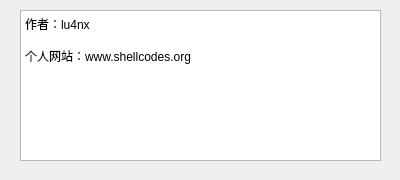
This is ui/about.ui in lu4nx/yugioh_card_query as Qt 5 draws it before an edit. The edited form follows.
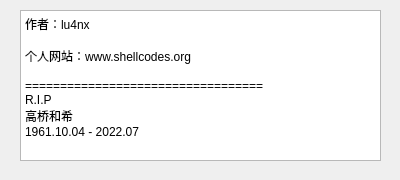
This is the edited form.

Commit message: R.I.P

Diff of the .ui file:
```diff
--- a/ui/about.ui
+++ b/ui/about.ui
@@ -32,7 +32,12 @@
 &lt;/style&gt;&lt;/head&gt;&lt;body style=&quot; font-family:'Sans Serif'; font-size:9pt; font-weight:400; font-style:normal;&quot;&gt;
 &lt;p style=&quot; margin-top:0px; margin-bottom:0px; margin-left:0px; margin-right:0px; -qt-block-indent:0; text-indent:0px;&quot;&gt;&lt;span style=&quot; font-family:'Sans';&quot;&gt;作者：lu4nx&lt;/span&gt;&lt;/p&gt;
 &lt;p style=&quot;-qt-paragraph-type:empty; margin-top:0px; margin-bottom:0px; margin-left:0px; margin-right:0px; -qt-block-indent:0; text-indent:0px; font-family:'Sans';&quot;&gt;&lt;br /&gt;&lt;/p&gt;
-&lt;p style=&quot; margin-top:0px; margin-bottom:0px; margin-left:0px; margin-right:0px; -qt-block-indent:0; text-indent:0px;&quot;&gt;&lt;span style=&quot; font-family:'Sans';&quot;&gt;个人网站：www.shellcodes.org&lt;/span&gt;&lt;/p&gt;&lt;/body&gt;&lt;/html&gt;</string>
+&lt;p style=&quot; margin-top:0px; margin-bottom:0px; margin-left:0px; margin-right:0px; -qt-block-indent:0; text-indent:0px;&quot;&gt;&lt;span style=&quot; font-family:'Sans';&quot;&gt;个人网站：www.shellcodes.org&lt;/span&gt;&lt;/p&gt;
+&lt;p style=&quot;-qt-paragraph-type:empty; margin-top:0px; margin-bottom:0px; margin-left:0px; margin-right:0px; -qt-block-indent:0; text-indent:0px; font-family:'Sans';&quot;&gt;&lt;br /&gt;&lt;/p&gt;
+&lt;p style=&quot; margin-top:0px; margin-bottom:0px; margin-left:0px; margin-right:0px; -qt-block-indent:0; text-indent:0px;&quot;&gt;&lt;span style=&quot; font-family:'Sans';&quot;&gt;==================================&lt;/span&gt;&lt;/p&gt;
+&lt;p style=&quot; margin-top:0px; margin-bottom:0px; margin-left:0px; margin-right:0px; -qt-block-indent:0; text-indent:0px;&quot;&gt;&lt;span style=&quot; font-family:'Sans';&quot;&gt;R.I.P&lt;/span&gt;&lt;/p&gt;
+&lt;p style=&quot; margin-top:0px; margin-bottom:0px; margin-left:0px; margin-right:0px; -qt-block-indent:0; text-indent:0px;&quot;&gt;&lt;span style=&quot; font-family:'Sans';&quot;&gt;高桥和希&lt;/span&gt;&lt;/p&gt;
+&lt;p style=&quot; margin-top:0px; margin-bottom:0px; margin-left:0px; margin-right:0px; -qt-block-indent:0; text-indent:0px;&quot;&gt;&lt;span style=&quot; font-family:'Sans';&quot;&gt;1961.10.04 - 2022.07&lt;/span&gt;&lt;/p&gt;&lt;/body&gt;&lt;/html&gt;</string>
    </property>
   </widget>
  </widget>
```
The commit also changes 2 other files.
